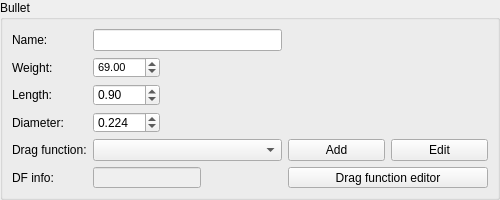
Before: the Qt Designer form ui_templates/prof_bullet.ui in o-murphy/archer_ballistics_constructor, drawn with Qt 5.
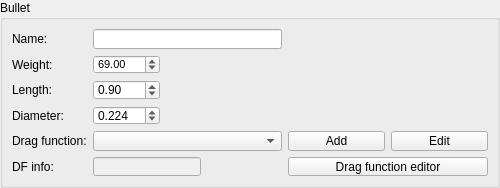
After: the same form once the commit is applied. Icons and pictures are not drawn.

The edit to the form file:
```diff
--- a/ui_templates/prof_bullet.ui
+++ b/ui_templates/prof_bullet.ui
@@ -7,7 +7,7 @@
     <x>0</x>
     <y>0</y>
     <width>500</width>
-    <height>200</height>
+    <height>188</height>
    </rect>
   </property>
   <property name="windowTitle">
@@ -32,7 +32,7 @@
    <item row="0" column="0">
     <widget class="QGroupBox" name="bulletGroupBox">
      <property name="sizePolicy">
-      <sizepolicy hsizetype="Expanding" vsizetype="Fixed">
+      <sizepolicy hsizetype="Expanding" vsizetype="Preferred">
        <horstretch>0</horstretch>
        <verstretch>0</verstretch>
       </sizepolicy>
```
